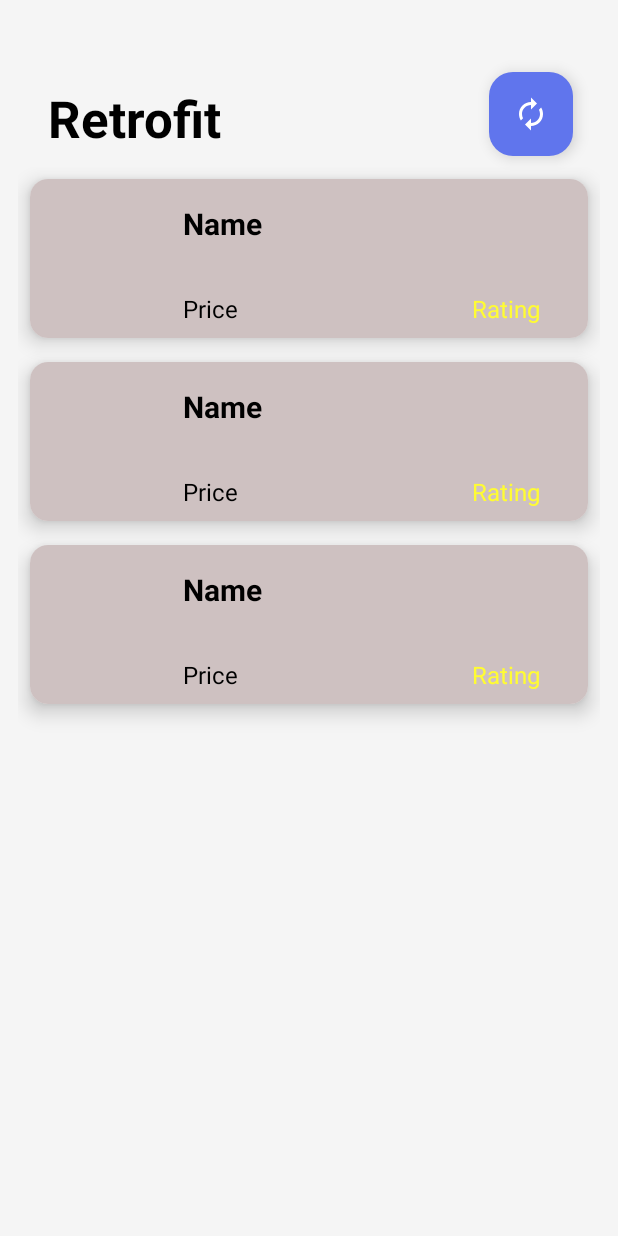
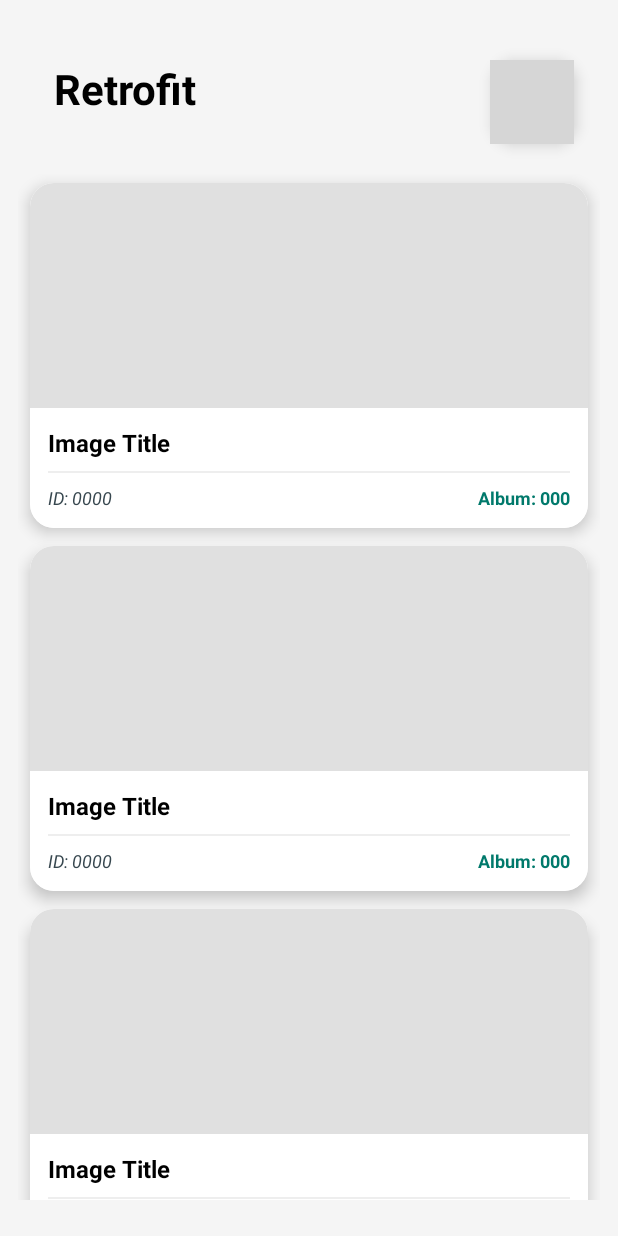
Before and after one commit to koraish3438/Retrofit, an Android app: the layout activity_product.xml on its own in the app's theme, with its tools: preview values and no code run, on a phone screen of 412 x 824 dp. Run offline under Robolectric (Android 15) with nearby library versions, the phone set to English and light mode, and no system bars; grey boxes are pictures that could not be loaded.

Commit message:
use StaggeredGridLayoutManager

```diff
--- a/app/build.gradle.kts
+++ b/app/build.gradle.kts
@@ -59,4 +59,6 @@ dependencies {
     implementation("androidx.lifecycle:lifecycle-livedata-ktx:2.8.0")
     //Glide dependency
     implementation("com.github.bumptech.glide:glide:5.0.5")
+
+    implementation("androidx.recyclerview:recyclerview:1.3.2")
 }
--- a/app/src/main/AndroidManifest.xml
+++ b/app/src/main/AndroidManifest.xml
@@ -7,6 +7,7 @@
     <uses-permission android:name="android.permission.INTERNET" />
 
     <application
+        android:usesCleartextTraffic="true"
         android:allowBackup="true"
         android:dataExtractionRules="@xml/data_extraction_rules"
         android:fullBackupContent="@xml/backup_rules"
--- a/app/src/main/java/com/example/retrofit/ApiClient.kt
+++ b/app/src/main/java/com/example/retrofit/ApiClient.kt
@@ -4,7 +4,7 @@ import retrofit2.Retrofit
 import retrofit2.converter.gson.GsonConverterFactory
 
 object ApiClient {
-    private const val BASE_URL = "https://fakestoreapi.com/"
+    private const val BASE_URL = "https://jsonplaceholder.typicode.com/"
 
     val apiService: ApiService by lazy {
         Retrofit.Builder()
--- a/app/src/main/java/com/example/retrofit/ApiService.kt
+++ b/app/src/main/java/com/example/retrofit/ApiService.kt
@@ -3,6 +3,6 @@ package com.example.retrofit
 import retrofit2.http.GET
 
 interface ApiService {
-    @GET("products")
+    @GET("photos")
     suspend fun getProduct(): List<ProductModel>
 }
--- a/app/src/main/java/com/example/retrofit/ProductActivity.kt
+++ b/app/src/main/java/com/example/retrofit/ProductActivity.kt
@@ -1,14 +1,14 @@
 package com.example.retrofit
 
 import android.os.Bundle
+import android.widget.Toast
 import androidx.activity.enableEdgeToEdge
 import androidx.appcompat.app.AppCompatActivity
 import androidx.lifecycle.ViewModelProvider
-import androidx.recyclerview.widget.LinearLayoutManager
+import androidx.recyclerview.widget.StaggeredGridLayoutManager
 import com.example.retrofit.databinding.ActivityProductBinding
 
 class ProductActivity : AppCompatActivity() {
-
     private lateinit var binding: ActivityProductBinding
     private lateinit var productAdapter: ProductAdapter
     private lateinit var productViewModel: ProductViewModel
@@ -19,19 +19,26 @@ class ProductActivity : AppCompatActivity() {
         binding = ActivityProductBinding.inflate(layoutInflater)
         setContentView(binding.root)
 
+        // ViewModel
         productViewModel = ViewModelProvider(this)[ProductViewModel::class.java]
 
+        // Adapter
         productAdapter = ProductAdapter(emptyList())
-        binding.recyclerView.apply {
-            adapter = productAdapter
-            layoutManager = LinearLayoutManager(this@ProductActivity)
-            setHasFixedSize(true)
+        binding.recyclerView.adapter = productAdapter
+        binding.recyclerView.layoutManager = StaggeredGridLayoutManager(2, StaggeredGridLayoutManager.VERTICAL)
+
+
+        // Observe products
+        productViewModel.products.observe(this) { products ->
+            products?.let {
+                productAdapter.updateProducts(it)
+            }
         }
 
-        productViewModel.products.observe(this) { products ->
-            products?.let { productAdapter.updateProducts(it) }
+        // Refresh button
+        binding.refreshBtn.setOnClickListener {
+            productViewModel.refreshProducts()
+            Toast.makeText(this, "Refreshing...", Toast.LENGTH_SHORT).show()
         }
-
-        binding.refreshBtn.setOnClickListener { productViewModel.refreshProducts() }
     }
 }
--- a/app/src/main/java/com/example/retrofit/ProductAdapter.kt
+++ b/app/src/main/java/com/example/retrofit/ProductAdapter.kt
@@ -20,12 +20,12 @@ class ProductAdapter(var products: List<ProductModel>) :
 
     override fun onBindViewHolder(holder: ProductViewHolder, position: Int) {
         val currentItem = products[position]
-        holder.binding.productName.text = currentItem.title
-        holder.binding.productPrice.text = "$${currentItem.price}"
-        holder.binding.productRating.text = currentItem.rating.rate.toString()
+        holder.binding.textTitle.text = currentItem.title
+        holder.binding.textId.text = currentItem.id.toString()
+        holder.binding.textAlbumId.text = currentItem.albumId.toString()
         Glide.with(holder.binding.root.context)
-            .load(currentItem.image)
-            .into(holder.binding.productImage)
+            .load(currentItem.thumbnailUrl)
+            .into(holder.binding.imageThumbnail)
     }
 
     override fun getItemCount(): Int = products.size
--- a/app/src/main/java/com/example/retrofit/ProductModel.kt
+++ b/app/src/main/java/com/example/retrofit/ProductModel.kt
@@ -1,13 +1,9 @@
 package com.example.retrofit
 
 data class ProductModel(
-    val image: String,
+    val albumId: Int,
+    val id: Int,
     val title: String,
-    val price: Double,
-    val rating: Rating
+    val url: String,
+    val thumbnailUrl: String
 )
-
-data class Rating(
-    val rate: Double,
-    val count: Int
-)
--- a/app/src/main/res/layout/activity_product.xml
+++ b/app/src/main/res/layout/activity_product.xml
@@ -1,6 +1,5 @@
 <?xml version="1.0" encoding="utf-8"?>
-<androidx.constraintlayout.widget.ConstraintLayout
-    xmlns:android="http://schemas.android.com/apk/res/android"
+<androidx.constraintlayout.widget.ConstraintLayout xmlns:android="http://schemas.android.com/apk/res/android"
     xmlns:app="http://schemas.android.com/apk/res-auto"
     xmlns:tools="http://schemas.android.com/tools"
     android:id="@+id/main"
@@ -15,44 +14,43 @@
         android:id="@+id/topTV"
         android:layout_width="wrap_content"
         android:layout_height="wrap_content"
-        android:layout_marginStart="20dp"
-        android:layout_marginTop="32dp"
+        android:layout_marginStart="24dp"
+        android:layout_marginTop="16dp"
         android:text="@string/retrofit"
         android:textColor="@color/black"
-        android:textSize="34sp"
+        android:textSize="28sp"
         android:textStyle="bold"
         app:layout_constraintStart_toStartOf="parent"
         app:layout_constraintTop_toTopOf="parent" />
 
     <com.google.android.material.floatingactionbutton.FloatingActionButton
         android:id="@+id/refreshBtn"
-        android:layout_width="56dp"
-        android:layout_height="56dp"
-        android:backgroundTint="@color/button_color"
-        app:tint="@android:color/white"
+        android:layout_width="wrap_content"
+        android:layout_height="wrap_content"
         android:contentDescription="@string/refresh_product_list"
-        android:src="@drawable/baseline_autorenew_24"
+        android:src="@drawable/outline_forward_media_24"
         app:fabSize="mini"
-        app:layout_constraintBottom_toBottomOf="parent"
+        android:backgroundTint="#E0E0E0"
+        app:tint="@color/black"
+        app:layout_constraintBottom_toBottomOf="@+id/topTV"
         app:layout_constraintEnd_toEndOf="parent"
-        app:layout_constraintHorizontal_bias="0.945"
-        app:layout_constraintStart_toStartOf="parent"
-        app:layout_constraintTop_toTopOf="parent"
-        app:layout_constraintVertical_bias="0.033" />
+        app:layout_constraintHorizontal_bias="0.918"
+        app:layout_constraintStart_toEndOf="@+id/topTV"
+        app:layout_constraintTop_toTopOf="@+id/topTV"
+        app:layout_constraintVertical_bias="0.0" />
 
     <androidx.recyclerview.widget.RecyclerView
         android:id="@+id/recyclerView"
-        android:layout_width="0dp"
+        android:layout_width="match_parent"
         android:layout_height="0dp"
-        android:layout_marginTop="10dp"
+        android:layout_marginTop="20dp"
+        android:paddingBottom="120dp"
         android:clipToPadding="false"
-        android:paddingBottom="16dp"
-        app:layout_constraintBottom_toBottomOf="parent"
+        tools:listitem="@layout/product_item_list"
         app:layout_constraintEnd_toEndOf="parent"
         app:layout_constraintHorizontal_bias="0.0"
         app:layout_constraintStart_toStartOf="parent"
-        app:layout_constraintTop_toBottomOf="@id/topTV"
-        app:layout_constraintVertical_bias="0.0"
-        tools:listitem="@layout/product_item_list" />
+        app:layout_constraintTop_toBottomOf="@+id/refreshBtn" />
+
 
 </androidx.constraintlayout.widget.ConstraintLayout>
--- a/app/src/main/res/layout/product_item_list.xml
+++ b/app/src/main/res/layout/product_item_list.xml
@@ -4,65 +4,81 @@
     xmlns:app="http://schemas.android.com/apk/res-auto"
     android:layout_width="match_parent"
     android:layout_height="wrap_content"
-    app:cardElevation="8dp"
-    app:cardCornerRadius="12dp"
-    android:layout_margin="8dp">
+    app:cardElevation="6dp"
+    app:cardCornerRadius="16dp"
+    android:layout_marginVertical="6dp"
+    android:layout_marginHorizontal="8dp"
+    android:id="@+id/topCard">
 
-    <androidx.constraintlayout.widget.ConstraintLayout
+    <!-- Vertical Layout for Staggered Grid Item -->
+    <LinearLayout
         android:layout_width="match_parent"
         android:layout_height="wrap_content"
-        android:background="@color/grey"
-        android:padding="8dp">
+        android:orientation="vertical"
+        android:background="@android:color/white">
 
+        <!-- Image Thumbnail (The primary content for a photo grid item) -->
         <ImageView
-            android:id="@+id/productImage"
-            android:layout_width="90dp"
-            android:layout_height="90dp"
-            android:contentDescription="@string/this_is_product_image"
-            app:layout_constraintStart_toStartOf="parent"
-            app:layout_constraintTop_toTopOf="parent"
-            app:layout_constraintBottom_toBottomOf="parent"/>
+            android:id="@+id/image_thumbnail"
+            android:layout_width="match_parent"
+            android:layout_height="150dp"
+            android:scaleType="centerCrop"
+            android:background="#E0E0E0"
+            android:contentDescription="Photo thumbnail" />
 
-        <TextView
-            android:id="@+id/productName"
-            android:layout_width="0dp"
+        <LinearLayout
+            android:layout_width="match_parent"
             android:layout_height="wrap_content"
-            android:layout_marginTop="8dp"
-            android:layout_marginStart="4dp"
-            android:ellipsize="end"
-            android:maxLines="1"
-            android:text="@string/name"
-            android:textColor="@color/black"
-            android:textSize="20sp"
-            android:textStyle="bold"
-            app:layout_constraintEnd_toEndOf="parent"
-            app:layout_constraintHorizontal_bias="0.0"
-            app:layout_constraintStart_toEndOf="@id/productImage"
-            app:layout_constraintTop_toTopOf="@id/productImage" />
+            android:orientation="vertical"
+            android:padding="12dp">
 
-        <TextView
-            android:id="@+id/productPrice"
-            android:layout_width="0dp"
-            android:layout_height="wrap_content"
-            android:layout_marginStart="4dp"
-            android:layout_marginTop="32dp"
-            android:text="@string/price"
-            android:textColor="@color/black"
-            android:textSize="16sp"
-            app:layout_constraintStart_toEndOf="@id/productImage"
-            app:layout_constraintTop_toBottomOf="@id/productName" />
+            <!-- Title -->
+            <TextView
+                android:id="@+id/text_title"
+                android:layout_width="match_parent"
+                android:layout_height="wrap_content"
+                android:text="Image Title"
+                android:textColor="@android:color/black"
+                android:textSize="16sp"
+                android:textStyle="bold"
+                android:maxLines="2"
+                android:ellipsize="end" />
 
-        <TextView
-            android:id="@+id/productRating"
-            android:layout_width="wrap_content"
-            android:layout_height="wrap_content"
-            android:layout_marginEnd="24dp"
-            android:text="@string/rating"
-            android:textColor="@color/yellow"
-            android:textSize="16sp"
-            app:layout_constraintEnd_toEndOf="parent"
-            app:layout_constraintTop_toTopOf="@id/productPrice" />
+            <!-- Separator Line -->
+            <View
+                android:layout_width="match_parent"
+                android:layout_height="1dp"
+                android:background="#EEEEEE"
+                android:layout_marginVertical="8dp"/>
 
-    </androidx.constraintlayout.widget.ConstraintLayout>
+            <!-- ID and Album ID (Displayed horizontally at the bottom) -->
+            <LinearLayout
+                android:layout_width="match_parent"
+                android:layout_height="wrap_content"
+                android:orientation="horizontal"
+                android:gravity="center_vertical">
 
+                <TextView
+                    android:id="@+id/text_id"
+                    android:layout_width="0dp"
+                    android:layout_weight="1"
+                    android:layout_height="wrap_content"
+                    android:text="ID: 0000"
+                    android:textColor="#37474F"
+                    android:textSize="12sp"
+                    android:textStyle="italic"/>
+
+                <TextView
+                    android:id="@+id/text_album_id"
+                    android:layout_width="wrap_content"
+                    android:layout_height="wrap_content"
+                    android:text="Album: 000"
+                    android:textColor="#00796B"
+                    android:textSize="12sp"
+                    android:textStyle="bold"/>
+            </LinearLayout>
+
+        </LinearLayout>
+
+    </LinearLayout>
 </androidx.cardview.widget.CardView>
```
